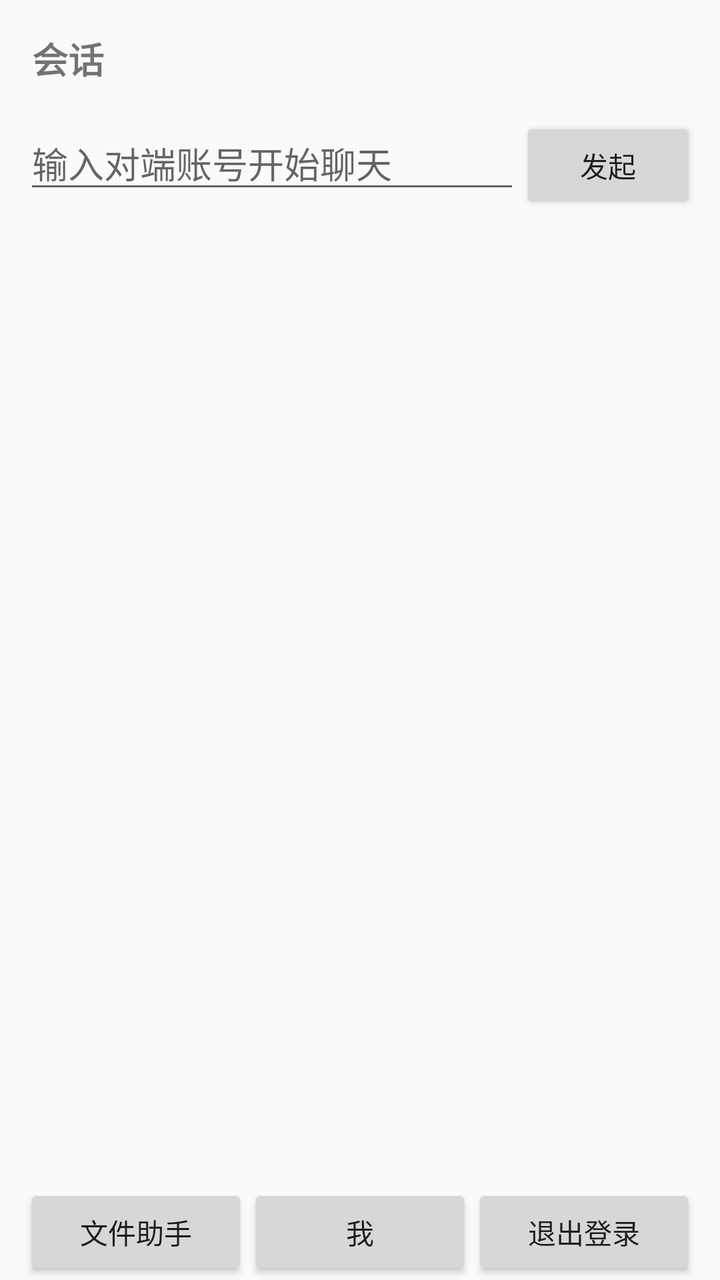
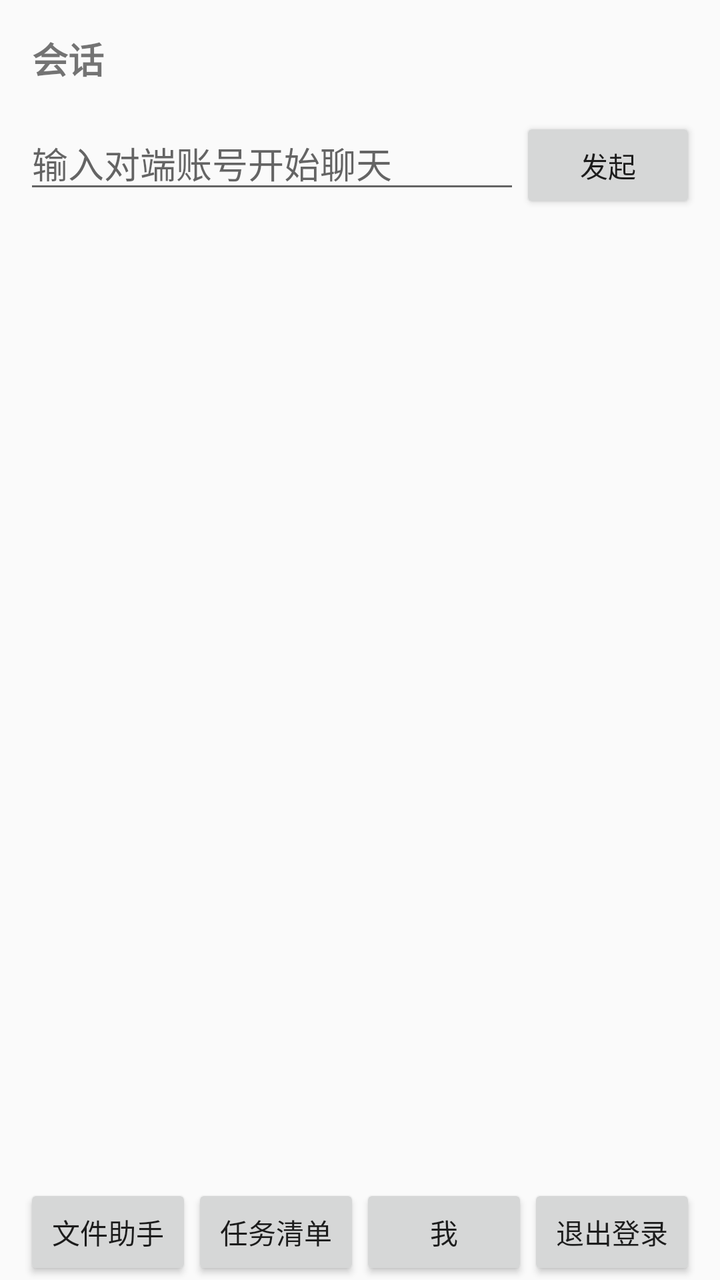

The first picture is an Android layout as it rendered before a commit; the second is the same layout after the commit. The layout source and the unified diff follow.
<!-- AndroidManifest.xml: application theme Theme.Memex -->
<!-- res/layout/activity_main.xml -->
<?xml version="1.0" encoding="utf-8"?>
<LinearLayout xmlns:android="http://schemas.android.com/apk/res/android"
    android:layout_width="match_parent"
    android:layout_height="match_parent"
    android:orientation="vertical"
    android:fitsSystemWindows="true">

    <TextView
        android:layout_width="match_parent"
        android:layout_height="wrap_content"
        android:padding="16dp"
        android:text="@string/main_title"
        android:textSize="18sp"
        android:textStyle="bold" />

    <LinearLayout
        android:layout_width="match_parent"
        android:layout_height="wrap_content"
        android:orientation="horizontal"
        android:paddingStart="12dp"
        android:paddingEnd="12dp">

        <EditText
            android:id="@+id/et_peer"
            android:layout_width="0dp"
            android:layout_height="wrap_content"
            android:layout_weight="1"
            android:hint="@string/main_peer_hint"
            android:inputType="text"
            android:maxLines="1" />

        <Button
            android:id="@+id/btn_new_chat"
            android:layout_width="wrap_content"
            android:layout_height="wrap_content"
            android:text="@string/main_new_chat" />
    </LinearLayout>

    <TextView
        android:id="@+id/tv_empty"
        android:layout_width="match_parent"
        android:layout_height="wrap_content"
        android:padding="24dp"
        android:text="@string/main_empty"
        android:textSize="14sp"
        android:visibility="gone" />

    <ListView
        android:id="@+id/lv_conversations"
        android:layout_width="match_parent"
        android:layout_height="0dp"
        android:layout_weight="1" />

    <LinearLayout
        android:layout_width="match_parent"
        android:layout_height="wrap_content"
        android:orientation="horizontal"
        android:paddingStart="12dp"
        android:paddingEnd="12dp">

        <Button
            android:id="@+id/btn_file_assistant"
            android:layout_width="0dp"
            android:layout_height="wrap_content"
            android:layout_weight="1"
            android:text="@string/main_file_assistant" />

        <Button
            android:id="@+id/btn_me"
            android:layout_width="0dp"
            android:layout_height="wrap_content"
            android:layout_weight="1"
            android:text="@string/main_me" />

        <Button
            android:id="@+id/btn_logout"
            android:layout_width="0dp"
            android:layout_height="wrap_content"
            android:layout_weight="1"
            android:text="@string/main_logout" />
    </LinearLayout>
</LinearLayout>
<!-- resources referenced by this layout -->
<resources>
  <string name="main_empty">暂无会话：在下方输入对端账号发起聊天。</string>
  <string name="main_file_assistant">文件助手</string>
  <string name="main_logout">退出登录</string>
  <string name="main_me">我</string>
  <string name="main_new_chat">发起</string>
  <string name="main_peer_hint">输入对端账号开始聊天</string>
  <string name="main_title">会话</string>
  <style name="Theme.Memex" parent="Theme.AppCompat.DayNight.DarkActionBar">
          <item name="colorPrimary">@color/brand_orange</item>
          <item name="colorPrimaryDark">@color/brand_orange_dark</item>
          <item name="colorAccent">@color/brand_orange</item>
      </style>
  <color name="brand_orange">#e16531</color>
  <color name="brand_orange_dark">#c04f20</color>
</resources>

<!-- the commit's change to res/layout/activity_main.xml (unified diff, before → after) -->
@@ -66,6 +66,13 @@
             android:text="@string/main_file_assistant" />
 
         <Button
+            android:id="@+id/btn_tasks"
+            android:layout_width="0dp"
+            android:layout_height="wrap_content"
+            android:layout_weight="1"
+            android:text="@string/main_tasks" />
+
+        <Button
             android:id="@+id/btn_me"
             android:layout_width="0dp"
             android:layout_height="wrap_content"
<!-- resource entries referenced after the edit -->
@@ -6,6 +6,7 @@
   <string name="main_me">我</string>
   <string name="main_new_chat">发起</string>
   <string name="main_peer_hint">输入对端账号开始聊天</string>
+  <string name="main_tasks">任务清单</string>
   <string name="main_title">会话</string>
   <style name="Theme.Memex" parent="Theme.AppCompat.DayNight.DarkActionBar">
           <item name="colorPrimary">@color/brand_orange</item>
